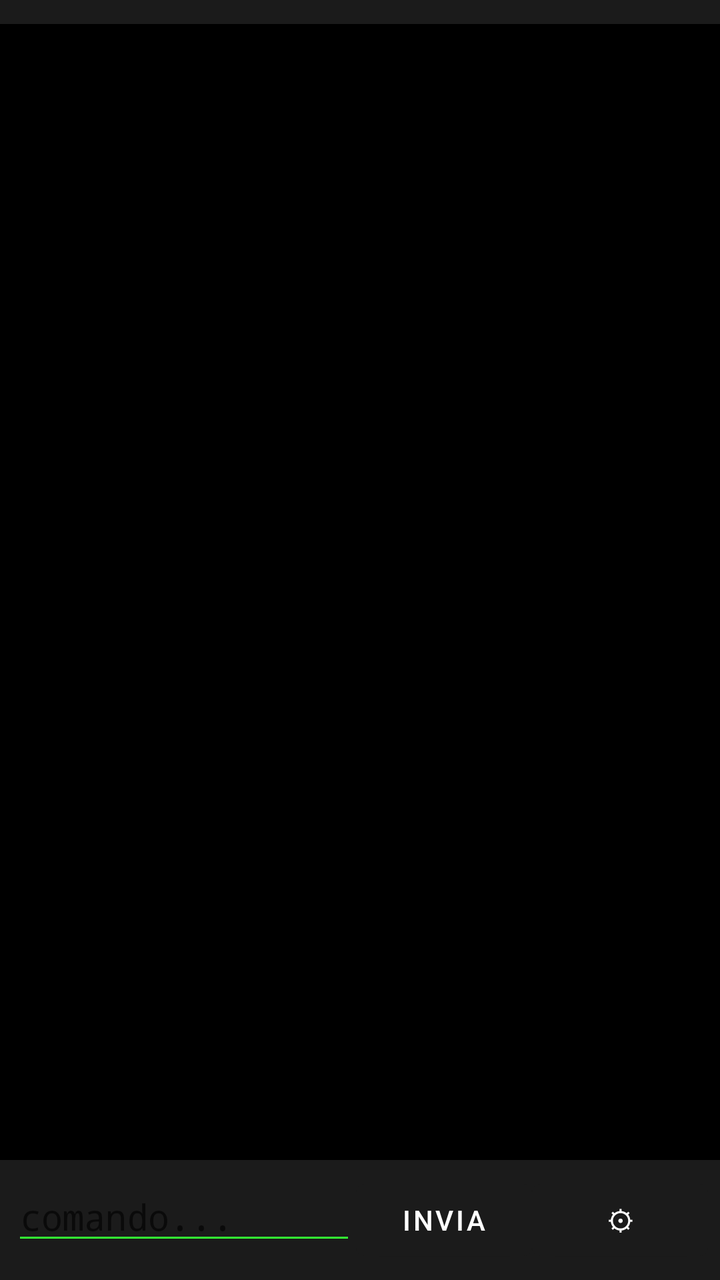
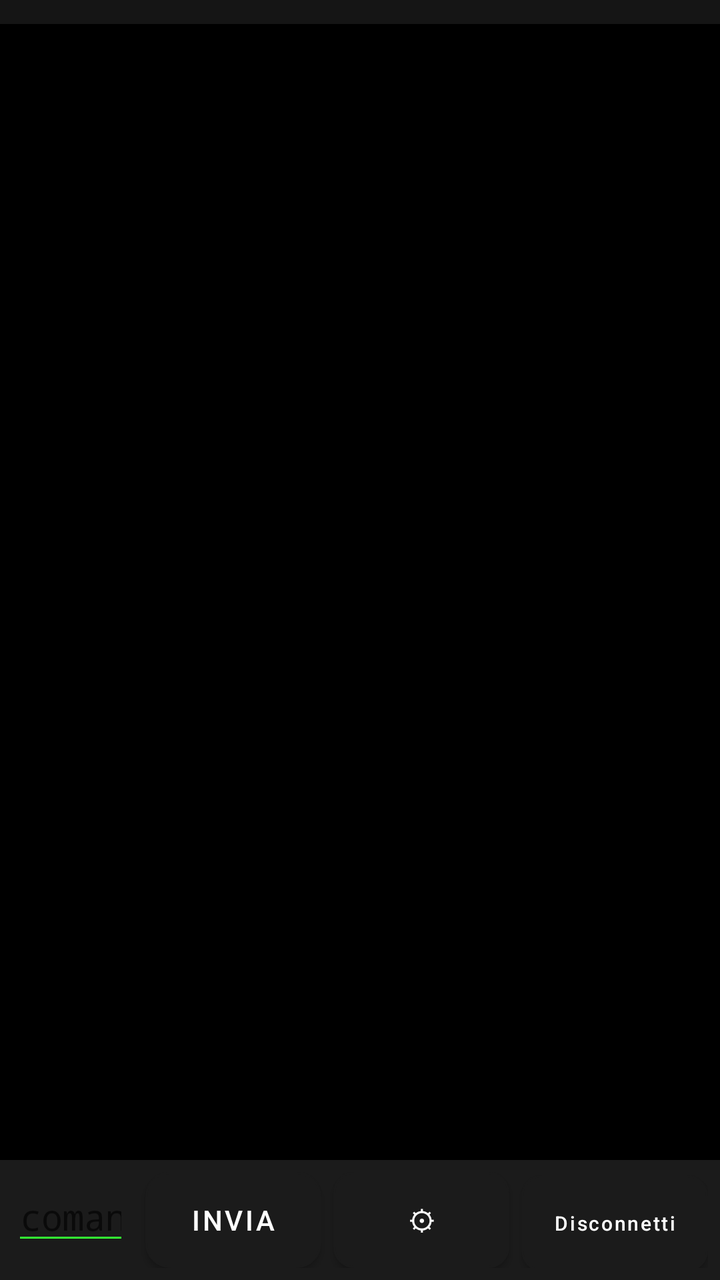

Screens rendered from an Android XML layout before and after an edit, with the pre-edit source and the edit as a unified diff.
<!-- AndroidManifest.xml: application theme Theme.SshTerminal -->
<!-- res/layout/activity_terminal.xml -->
<?xml version="1.0" encoding="utf-8"?>
<LinearLayout xmlns:android="http://schemas.android.com/apk/res/android"
    android:layout_width="match_parent"
    android:layout_height="match_parent"
    android:orientation="vertical"
    android:background="#000000">

    
    <HorizontalScrollView
        android:layout_width="match_parent"
        android:layout_height="wrap_content"
        android:background="#1B1B1B">

        <LinearLayout
            android:id="@+id/layoutQuickCommands"
            android:layout_width="wrap_content"
            android:layout_height="wrap_content"
            android:orientation="horizontal"
            android:padding="6dp" />

    </HorizontalScrollView>

    
    <ScrollView
        android:id="@+id/scrollOutput"
        android:layout_width="match_parent"
        android:layout_height="0dp"
        android:layout_weight="1">

        <TextView
            android:id="@+id/textOutput"
            android:layout_width="match_parent"
            android:layout_height="wrap_content"
            android:fontFamily="monospace"
            android:textColor="#33FF33"
            android:textSize="13sp"
            android:padding="8dp" />

    </ScrollView>

    
    <LinearLayout
        android:layout_width="match_parent"
        android:layout_height="wrap_content"
        android:orientation="horizontal"
        android:background="#1B1B1B"
        android:padding="6dp">

        <EditText
            android:id="@+id/editCommand"
            android:layout_width="0dp"
            android:layout_height="wrap_content"
            android:layout_weight="1"
            android:fontFamily="monospace"
            android:textColor="#FFFFFF"
            android:backgroundTint="#33FF33"
            android:hint="comando..."
            android:inputType="text"
            android:imeOptions="actionSend" />

        <Button
            android:id="@+id/buttonSend"
            android:layout_width="wrap_content"
            android:layout_height="wrap_content"
            android:text="Invia" />

        <Button
            android:id="@+id/buttonManageQuick"
            android:layout_width="wrap_content"
            android:layout_height="wrap_content"
            android:text="⚙" />

    </LinearLayout>

</LinearLayout>
<!-- resources referenced by this layout -->
<resources>
  <style name="Theme.SshTerminal" parent="Theme.MaterialComponents.DayNight.NoActionBar">
          <item name="colorPrimary">#1B1B1B</item>
          <item name="colorPrimaryDark">#000000</item>
          <item name="colorAccent">#33FF33</item>
      </style>
</resources>

<!-- the commit's change to res/layout/activity_terminal.xml (unified diff, before → after) -->
@@ -9,7 +9,7 @@
     <HorizontalScrollView
         android:layout_width="match_parent"
         android:layout_height="wrap_content"
-        android:background="#1B1B1B">
+        android:background="#151515">
 
         <LinearLayout
             android:id="@+id/layoutQuickCommands"
@@ -62,13 +62,30 @@
             android:id="@+id/buttonSend"
             android:layout_width="wrap_content"
             android:layout_height="wrap_content"
-            android:text="Invia" />
+            android:layout_marginStart="8dp"
+            android:background="@drawable/bg_button_ciclamino"
+            android:text="Invia"
+            android:textColor="@color/button_text_light" />
 
         <Button
             android:id="@+id/buttonManageQuick"
             android:layout_width="wrap_content"
             android:layout_height="wrap_content"
-            android:text="⚙" />
+            android:layout_marginStart="6dp"
+            android:background="@drawable/bg_button_ciclamino_small"
+            android:text="⚙"
+            android:textColor="@color/button_text_light" />
+
+        <Button
+            android:id="@+id/buttonDisconnect"
+            android:layout_width="wrap_content"
+            android:layout_height="wrap_content"
+            android:layout_marginStart="6dp"
+            android:background="@drawable/bg_button_ciclamino_small"
+            android:text="Disconnetti"
+            android:textAllCaps="false"
+            android:textColor="@color/button_text_light"
+            android:textSize="10sp" />
 
     </LinearLayout>
 
<!-- resource entries referenced after the edit -->
@@ -1,9 +1,29 @@
 <!-- resources referenced by this layout -->
 <resources>
+  <color name="button_text_light">#FFFFFF</color>
+  <!-- drawable bg_button_ciclamino (drawable) -->
+  <?xml version="1.0" encoding="utf-8"?>
+  <shape xmlns:android="http://schemas.android.com/apk/res/android" android:shape="rectangle">
+      <solid android:color="@color/ciclamino_blue" />
+      <corners android:radius="12dp" />
+      <stroke android:width="1dp" android:color="@color/ciclamino_blue_light" />
+      <padding android:left="10dp" android:top="8dp" android:right="10dp" android:bottom="8dp" />
+  </shape>
+  <!-- drawable bg_button_ciclamino_small (drawable) -->
+  <?xml version="1.0" encoding="utf-8"?>
+  <shape xmlns:android="http://schemas.android.com/apk/res/android" android:shape="rectangle">
+      <solid android:color="@color/ciclamino_blue_dark" />
+      <corners android:radius="10dp" />
+      <stroke android:width="1dp" android:color="@color/ciclamino_blue_light" />
+      <padding android:left="8dp" android:top="6dp" android:right="8dp" android:bottom="6dp" />
+  </shape>
   <style name="Theme.SshTerminal" parent="Theme.MaterialComponents.DayNight.NoActionBar">
           <item name="colorPrimary">#1B1B1B</item>
           <item name="colorPrimaryDark">#000000</item>
           <item name="colorAccent">#33FF33</item>
       </style>
+  <color name="ciclamino_blue">#5C6CFF</color>
+  <color name="ciclamino_blue_light">#7987FF</color>
+  <color name="ciclamino_blue_dark">#4454E8</color>
 </resources>
 
